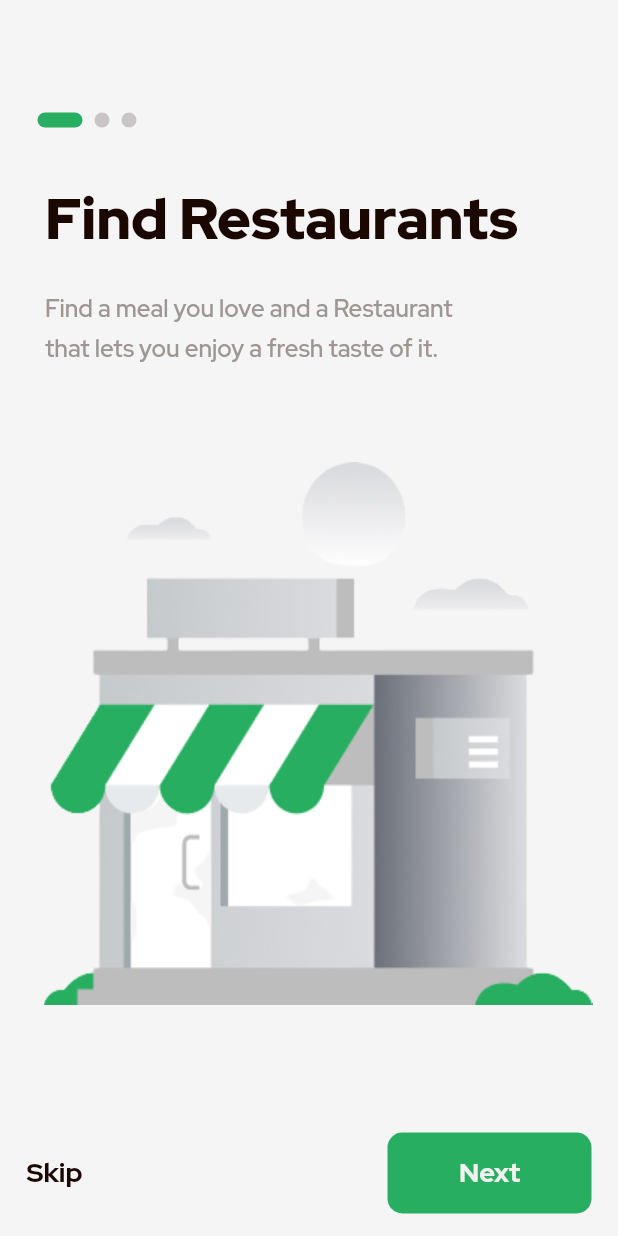
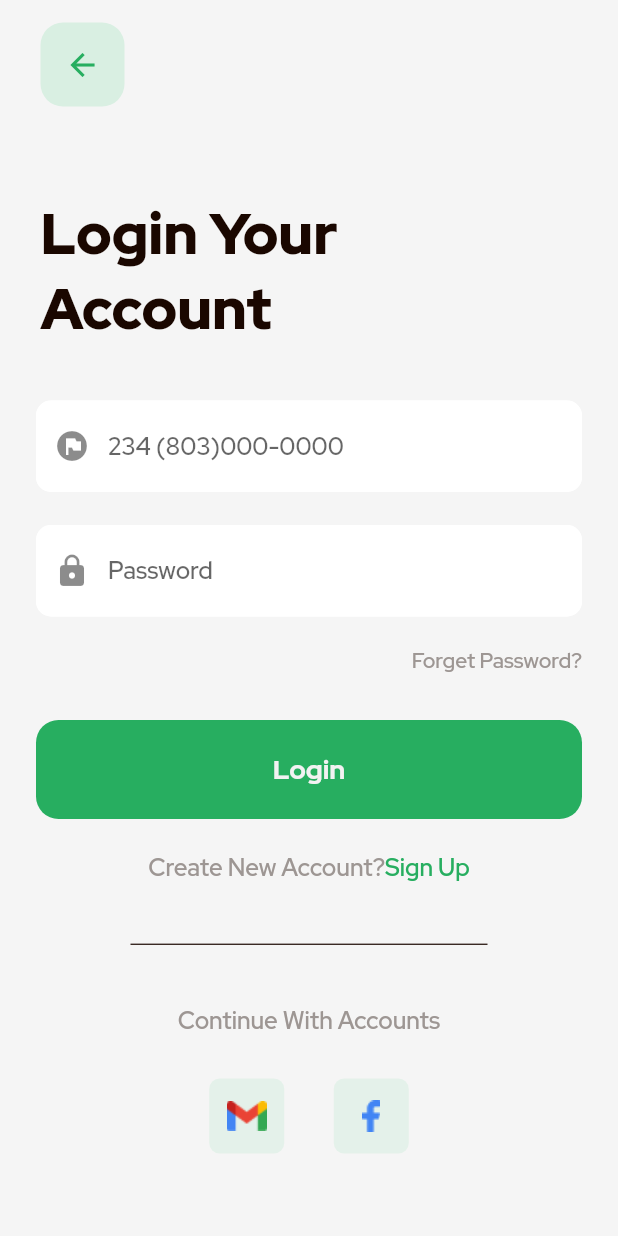
Before and after one commit to Woyinkuro/foodme, a Flutter app: the screen it shows after launch, on a phone screen of 412 x 824 dp. Run offline on Flutter 3.47's test engine with Material 2 defaults, Android fonts, the phone set to English and light mode, and no system bars; drawn by our look-alikes of smooth_page_indicator; our stand-ins replace pinput.

Commit message:
loginScreen

```diff
--- a/lib/constants.dart
+++ b/lib/constants.dart
@@ -26,3 +26,10 @@ const kButtonTextStyle2 = TextStyle(
   fontWeight: FontWeight.w700,
   color: Color(0xFFF2F2F2),
 );
+
+const kForgotPassword = TextStyle(
+  fontSize: 14,
+  fontWeight: FontWeight.w600,
+  fontFamily: 'RedHatDisplay',
+  color: Color(0xFF9D9693),
+);
--- a/lib/main.dart
+++ b/lib/main.dart
@@ -9,6 +9,7 @@ import 'more_screens/otp_verification_screen.dart';
 import 'more_screens/congrats_screen.dart';
 import 'more_screens/push_notify_screen.dart';
 import 'more_screens/choose_screen.dart';
+import 'more_screens/login_screen.dart';
 
 void main() {
   runApp(FoodMe());
@@ -19,7 +20,7 @@ class FoodMe extends StatelessWidget {
   @override
   Widget build(BuildContext context) {
     return MaterialApp(
-      initialRoute: OnBoarding.id,
+      initialRoute: LoginScreen.id,
       routes: {
         SplashScreen.id: (context) => SplashScreen(),
         OnBoarding.id: (context) => OnBoarding(),
@@ -31,7 +32,7 @@ class FoodMe extends StatelessWidget {
         CongratsScreen.id: (context) => CongratsScreen(),
         PushNotify.id: (context) => PushNotify(),
         ChooseScreen.id: (context) => ChooseScreen(),
-
+        LoginScreen.id: (context) => LoginScreen(),
       },
     );
   }
--- /dev/null
+++ b/lib/more_screens/login_screen.dart
@@ -0,0 +1,188 @@
+import 'package:flutter/material.dart';
+import 'package:techbridge_foodapp/constants.dart';
+import 'package:techbridge_foodapp/utilities/back_button.dart';
+import 'package:techbridge_foodapp/utilities/text_fields.dart';
+
+class LoginScreen extends StatefulWidget {
+  static const String id = 'login_screen';
+
+  @override
+  State<LoginScreen> createState() => _LoginScreenState();
+}
+
+class _LoginScreenState extends State<LoginScreen> {
+  @override
+  Widget build(BuildContext context) {
+    return Scaffold(
+      backgroundColor: Color(0xFFF5F5F5),
+      body: SafeArea(
+        child: Container(
+          color: Color(0xFFF5F5F5),
+          child: Column(
+            children: <Widget>[
+              Row(
+                children: [
+                  Padding(
+                    padding: const EdgeInsets.only(left: 27, top: 15),
+                    child: FloatingBackButton(
+                      onPressed: () {
+                        Navigator.pop(context);
+                      },
+                    ),
+                  ),
+                ],
+              ),
+              SizedBox(
+                height: 59,
+              ),
+              Row(
+                children: <Widget>[
+                  Padding(
+                    padding: const EdgeInsets.only(
+                      left: 27,
+                    ),
+                    child: Text(
+                      'Login Your\nAccount',
+                      style: kHeadingStyle,
+                    ),
+                  ),
+                ],
+              ),
+              Padding(
+                padding: const EdgeInsets.only(left: 24, right: 24, top: 37),
+                child: Column(
+                  children: [
+                    TextForm(
+                      text: '234 (803)000-0000',
+                      icon: Icon(Icons.flag_circle),
+                      obscureText: false,
+                    ),
+                    SizedBox(
+                      height: 22,
+                    ),
+                    TextForm(
+                      text: 'Password',
+                      icon: Icon(Icons.lock),
+                      obscureText: true,
+                    ),
+                    SizedBox(
+                      height: 20,
+                    ),
+                    Row(
+                      mainAxisAlignment: MainAxisAlignment.end,
+                      children: <Widget>[
+                        Text(
+                          'Forget Password?',
+                          style: kForgotPassword,
+                        )
+                      ],
+                    ),
+                    SizedBox(
+                      height: 30,
+                    ),
+                    SizedBox(
+                      height: 66,
+                      width: 380,
+                      child: ElevatedButton(
+                        onPressed: () {},
+                        child: Text(
+                          'Login',
+                          style: kButtonTextStyle2,
+                        ),
+                        style: ElevatedButton.styleFrom(
+                          primary: Color(0xFF27AE60),
+                          elevation: 0,
+                          shape: RoundedRectangleBorder(
+                            borderRadius: BorderRadius.circular(15),
+                          ),
+                        ),
+                      ),
+                    ),
+                    SizedBox(
+                      height: 22,
+                    ),
+                    Row(
+                      mainAxisAlignment: MainAxisAlignment.center,
+                      children: <Widget>[
+                        Text(
+                          'Create New Account?',
+                          style: kParagraphStyle,
+                        ),
+                        Text(
+                          'Sign Up',
+                          style: TextStyle(
+                            fontSize: 16,
+                            fontWeight: FontWeight.w500,
+                            fontFamily: 'RedHatDisplay',
+                            color: Color(0xFF27AE60),
+                          ),
+                        ),
+                      ],
+                    ),
+                    SizedBox(
+                      height: 40,
+                    ),
+                    Row(
+                      mainAxisAlignment: MainAxisAlignment.center,
+                      children: <Widget>[
+                        SizedBox(
+                          width: 238,
+                          height: 1,
+                          child: Divider(
+                            height: 0.5,
+                            thickness: 0.8,
+                            color: Color(0xFF1A0700),
+                          ),
+                        ),
+                      ],
+                    ),
+                    SizedBox(
+                      height: 40,
+                    ),
+                    Row(
+                      mainAxisAlignment: MainAxisAlignment.center,
+                      children: <Widget>[
+                        Text(
+                          'Continue With Accounts',
+                          style: kParagraphStyle,
+                        )
+                      ],
+                    ),
+                    SizedBox(
+                      height: 28,
+                    ),
+                    Row(
+                      mainAxisAlignment: MainAxisAlignment.center,
+                      children: <Widget>[
+                        Container(
+                          width: 50,
+                          height: 50,
+                          decoration: BoxDecoration(
+                              color: Color(0xFFD9EFE2).withOpacity(0.6),
+                              borderRadius: BorderRadius.circular(7)),
+                          child: Image.asset('images/gmail.png'),
+                        ),
+                        SizedBox(
+                          width: 33,
+                        ),
+                        Container(
+                          width: 50,
+                          height: 50,
+                          decoration: BoxDecoration(
+                            color: Color(0xFFD9EFE2).withOpacity(0.6),
+                            borderRadius: BorderRadius.circular(7),
+                          ),
+                          child: Image.asset('images/facebook.png'),
+                        ),
+                      ],
+                    ),
+                  ],
+                ),
+              ),
+            ],
+          ),
+        ),
+      ),
+    );
+  }
+}
--- /dev/null
+++ b/lib/utilities/elevated_button.dart
@@ -0,0 +1,2 @@
+import 'package:flutter/material.dart';
+import 'package:techbridge_foodapp/constants.dart';
```
